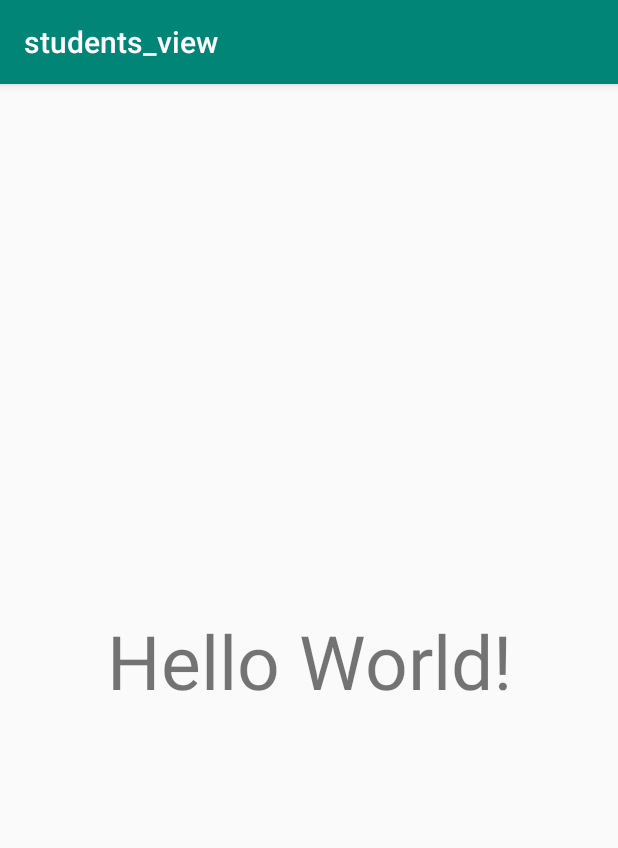
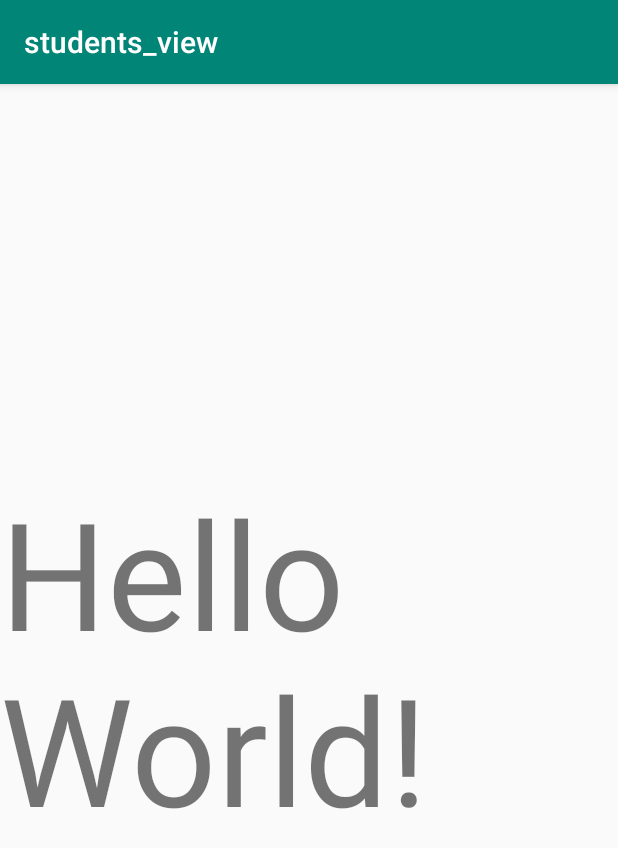
Before and after one commit to davidgoodson/mobile_programming1_20, an Android app: the screen it shows after launch (MainActivity), on a phone screen of 412 x 824 dp. Shown: the top 848 px of the screen. Run offline under Robolectric (Android 15) with nearby library versions, the phone set to English and light mode, and no system bars.

Commit message:
Changed textSize of textview again

```diff
--- a/students_view/src/main/res/layout/activity_main.xml
+++ b/students_view/src/main/res/layout/activity_main.xml
@@ -10,7 +10,7 @@
         android:layout_width="wrap_content"
         android:layout_height="wrap_content"
         android:text="Hello World!"
-        android:textSize="50sp"
+        android:textSize="100sp"
         app:layout_constraintBottom_toBottomOf="parent"
         app:layout_constraintLeft_toLeftOf="parent"
         app:layout_constraintRight_toRightOf="parent"
```
